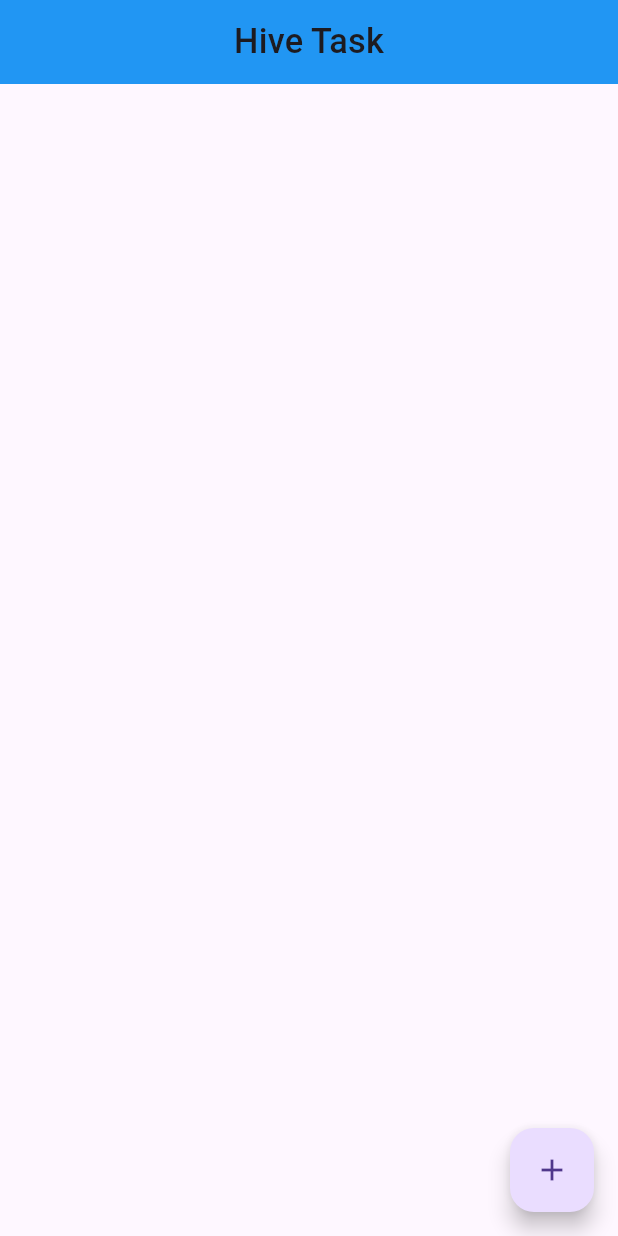
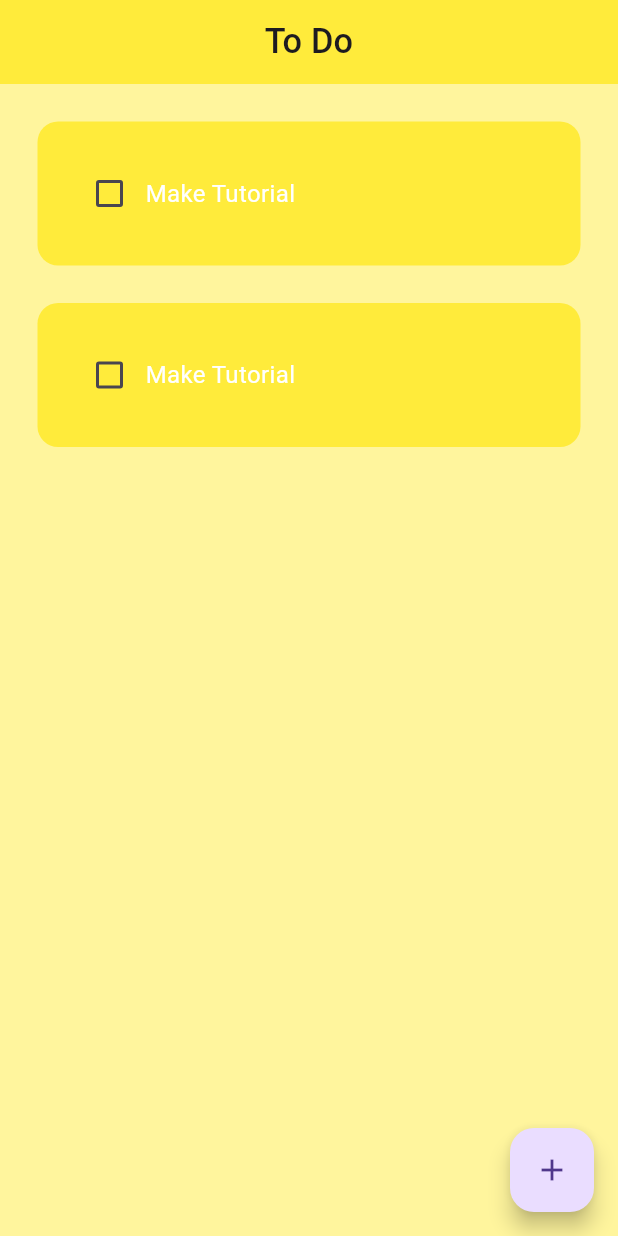
Before and after one commit to Gulshid/Flutter_developement, a Flutter app: the screen it shows after launch, on a phone screen of 412 x 824 dp. Run offline on Flutter 3.47's test engine with Material 3 defaults, Android fonts, the phone set to English and light mode, and no system bars; our stand-ins replace animated_text_kit, curved_navigation_bar, flutter_screenutil, flutter_spinkit, google_fonts, hive and 3 more; accounts and stored records are empty.

Commit message:
to do app creating

```diff
--- /dev/null
+++ b/flutter_dev/lib/Flutter_Api/Api_Tasks/hive_to_do.dart
@@ -0,0 +1,77 @@
+import 'package:flutter/material.dart';
+import 'package:flutter_dev/Flutter_Api/Api_Tasks/Alert_dialoge.dart';
+import 'package:flutter_dev/Flutter_Api/Api_Tasks/to_do_tile.dart';
+
+class To_do extends StatefulWidget {
+  const To_do({super.key});
+
+  @override
+  State<To_do> createState() => _To_doState();
+}
+
+class _To_doState extends State<To_do> {
+  //text controller
+  final _controller = TextEditingController();
+  //list 0f to do task
+  List to_do = [
+    ["Make Tutorial", false],
+    ["Make Tutorial", false],
+  ];
+
+  //function for checkbox
+  void Check_Box_change(bool? value, int index) {
+    setState(() {
+      to_do[index][1] = !to_do[index][1];
+    });
+  }
+
+  //function for save new task
+  void Save_new_task(){
+    setState(() {
+      to_do.add([_controller.text, false]);
+    });
+    Navigator.of(context).pop();
+  }
+
+  //function for create new task
+  void create_new_task() {
+    showDialog(
+      context: context,
+      builder: (context) {
+        return Dialoge_box(
+          controller: _controller,
+          onsave: Save_new_task,
+          oncancel:()=> Navigator.of(context).pop(),
+        );
+      },
+    );
+  }
+
+  @override
+  Widget build(BuildContext context) {
+    return Scaffold(
+      backgroundColor: Colors.yellow[200],
+      appBar: AppBar(
+        backgroundColor: Colors.yellow,
+        title: Center(child: Text('To Do')),
+        elevation: 0,
+      ),
+      floatingActionButton: FloatingActionButton(
+        onPressed: () {
+          create_new_task;
+        },
+        child: Icon(Icons.add),
+      ),
+      body: ListView.builder(
+        itemCount: to_do.length,
+        itemBuilder: (context, index) {
+          return to_do_Tile(
+            task_name: to_do[index][0],
+            task_completed: to_do[index][1],
+            onChanged: (value) => Check_Box_change(value, index),
+          );
+        },
+      ),
+    );
+  }
+}
--- /dev/null
+++ b/flutter_dev/lib/Flutter_Api/Api_Tasks/to_do_tile.dart
@@ -0,0 +1,33 @@
+import 'package:flutter/material.dart';
+import 'package:flutter_screenutil/flutter_screenutil.dart';
+
+// ignore: must_be_immutable
+class to_do_Tile extends StatelessWidget {
+  final String task_name;
+  final bool task_completed;
+  Function(bool?)? onChanged;
+  to_do_Tile({super.key,required this.task_name,required this.task_completed,required this.onChanged});
+
+  @override
+  Widget build(BuildContext context) {
+    return Padding(
+      padding: const EdgeInsets.only(left: 25.0,right: 25.0,top: 25.0),
+      child: Container(
+        padding: EdgeInsets.all(24),
+        decoration: BoxDecoration(
+          color: Colors.yellow,
+          borderRadius: BorderRadius.circular(12.r),
+        ),
+
+        child: Row(
+          children: [
+            Checkbox(value: task_completed,
+             onChanged: onChanged,
+            activeColor: Colors.blue,),
+            Text(task_name,style: TextStyle(decoration:task_completed? TextDecoration.lineThrough:TextDecoration.none),),
+          ],
+        ),
+      ),
+    );
+  }
+}
--- a/flutter_dev/lib/main.dart
+++ b/flutter_dev/lib/main.dart
@@ -1,11 +1,12 @@
 import 'package:flutter/material.dart';
 import 'package:flutter/cupertino.dart';
-import 'package:flutter_dev/Flutter_Api/Api_Models/Hive_notes_model.dart';
-import 'package:flutter_dev/Flutter_Api/Api_Tasks/Hive_.dart';
+// import 'package:flutter_dev/Flutter_Api/Api_Models/Hive_notes_model.dart';
+// import 'package:flutter_dev/Flutter_Api/Api_Tasks/Hive_.dart';
+import 'package:flutter_dev/Flutter_Api/Api_Tasks/hive_to_do.dart';
 import 'package:flutter_screenutil/flutter_screenutil.dart';
-import 'package:hive_flutter/adapters.dart';
-import 'package:path_provider/path_provider.dart';
-import 'package:hive/hive.dart';
+// import 'package:hive_flutter/adapters.dart';
+// import 'package:path_provider/path_provider.dart';
+// import 'package:hive/hive.dart';
 
 void main() async {
   //for hive database
@@ -25,12 +26,13 @@ void main() async {
   // Hive.init(dir.path);
 
   //hive database task
-  WidgetsFlutterBinding.ensureInitialized();
-  var directory = await getApplicationDocumentsDirectory();
-  Hive.init(directory.path);
+  // WidgetsFlutterBinding.ensureInitialized();
+  // var directory = await getApplicationDocumentsDirectory();
+  // Hive.init(directory.path);
 
-  Hive.registerAdapter(notes1Adapter());
-  await Hive.openBox<notes_1>('notes');
+  // Hive.registerAdapter(notes1Adapter());
+  // await Hive.openBox<notes_1>('notes');
+
 
   runApp(const MyApp());
 }
@@ -46,6 +48,7 @@ class MyApp extends StatelessWidget {
       splitScreenMode: true,
       builder: (context, child) {
         return MaterialApp(
+
           debugShowCheckedModeBanner: false,
           title: 'Flutter Dev',
           theme: ThemeData(
@@ -53,7 +56,7 @@ class MyApp extends StatelessWidget {
             primarySwatch: Colors.blue,
             textTheme: Typography.englishLike2018.apply(fontSizeFactor: 1.sp),
           ),
-          home: hive_task(),
+          home: To_do(),
         );
       },
     );
```
Also changed, not shown: flutter_dev/lib/Flutter_Api/Api_Tasks/Alert_dialoge.dart (added, +52 -0 lines), flutter_dev/lib/Flutter_Api/Api_Tasks/dialoge_buttons.dart (added, +17 -0 lines).
